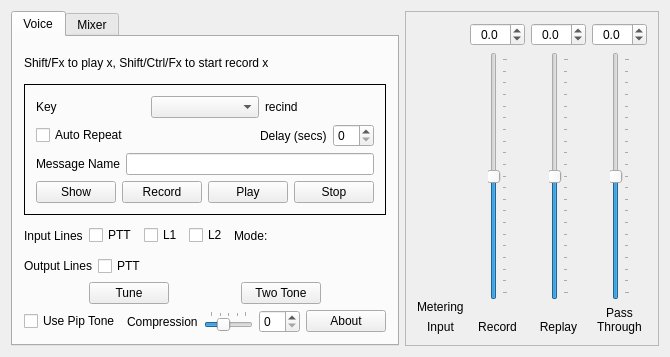
Old version of the form mqt/MqtKeyer/KeyerMain.ui in the repository Rsclub22/Minos2-Mirror.
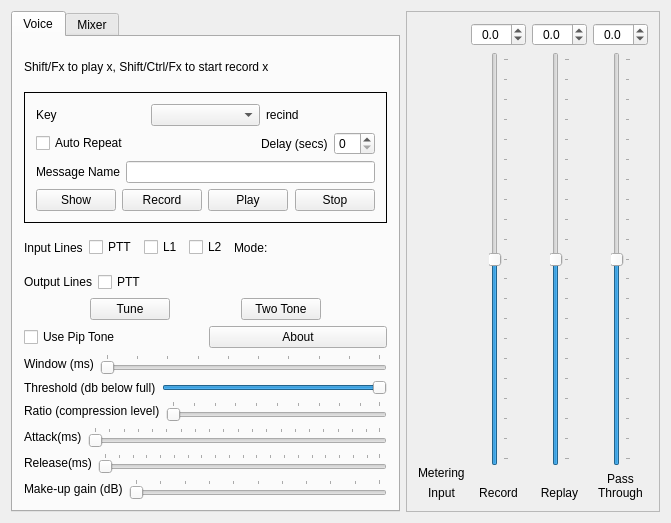
New version of the form. Custom widgets are drawn as their Qt base class.

Patch:
```diff
--- a/mqt/MqtKeyer/KeyerMain.ui
+++ b/mqt/MqtKeyer/KeyerMain.ui
@@ -6,15 +6,17 @@
    <rect>
     <x>0</x>
     <y>0</y>
-    <width>669</width>
-    <height>357</height>
+    <width>671</width>
+    <height>523</height>
    </rect>
   </property>
   <property name="windowTitle">
    <string>Minos Voice Keyer</string>
   </property>
   <widget class="QWidget" name="centralWidget">
-   <layout class="QHBoxLayout" name="horizontalLayout_15">
+   <layout class="QVBoxLayout" name="verticalLayout_9">
+    <item>
+     <layout class="QHBoxLayout" name="horizontalLayout_21">
     <item>
      <widget class="QTabWidget" name="KeyerTabs">
       <property name="currentIndex">
@@ -311,38 +313,6 @@
             </property>
            </widget>
           </item>
-          <item>
-           <widget class="QLabel" name="label_13">
-            <property name="text">
-             <string>Compression</string>
-            </property>
-           </widget>
-          </item>
-          <item>
-           <widget class="QSlider" name="compressionSlider">
-            <property name="maximum">
-             <number>20</number>
-            </property>
-            <property name="pageStep">
-             <number>5</number>
-            </property>
-            <property name="value">
-             <number>7</number>
-            </property>
-            <property name="orientation">
-             <enum>Qt::Horizontal</enum>
-            </property>
-            <property name="tickPosition">
-             <enum>QSlider::TicksAbove</enum>
-            </property>
-            <property name="tickInterval">
-             <number>5</number>
-            </property>
-           </widget>
-          </item>
-          <item>
-           <widget class="QSpinBox" name="compressionValue"/>
-          </item>
           <item>
            <widget class="QPushButton" name="aboutButton">
             <property name="text">
@@ -352,6 +322,177 @@
           </item>
          </layout>
         </item>
+          <item>
+           <layout class="QHBoxLayout" name="horizontalLayout_19">
+            <item>
+             <widget class="QLabel" name="label_18">
+              <property name="text">
+               <string>Window (ms)</string>
+              </property>
+             </widget>
+            </item>
+            <item>
+             <widget class="QSlider" name="windowSlider">
+              <property name="minimum">
+               <number>1</number>
+              </property>
+              <property name="maximum">
+               <number>10</number>
+              </property>
+              <property name="orientation">
+               <enum>Qt::Horizontal</enum>
+              </property>
+              <property name="tickPosition">
+               <enum>QSlider::TicksAbove</enum>
+              </property>
+              <property name="tickInterval">
+               <number>1</number>
+              </property>
+             </widget>
+            </item>
+           </layout>
+          </item>
+          <item>
+           <layout class="QHBoxLayout" name="horizontalLayout_16">
+            <item>
+             <widget class="QLabel" name="label_15">
+              <property name="text">
+               <string>Threshold (db below full)</string>
+              </property>
+             </widget>
+            </item>
+            <item>
+             <widget class="QSlider" name="thresholdSlider">
+              <property name="minimum">
+               <number>-100</number>
+              </property>
+              <property name="maximum">
+               <number>0</number>
+              </property>
+              <property name="orientation">
+               <enum>Qt::Horizontal</enum>
+              </property>
+             </widget>
+            </item>
+           </layout>
+          </item>
+          <item>
+           <layout class="QHBoxLayout" name="horizontalLayout_15">
+            <item>
+             <widget class="QLabel" name="label_14">
+              <property name="text">
+               <string>Ratio (compression level)</string>
+              </property>
+             </widget>
+            </item>
+            <item>
+             <widget class="QSlider" name="ratioSlider">
+              <property name="minimum">
+               <number>1</number>
+              </property>
+              <property name="maximum">
+               <number>100</number>
+              </property>
+              <property name="orientation">
+               <enum>Qt::Horizontal</enum>
+              </property>
+              <property name="tickPosition">
+               <enum>QSlider::TicksAbove</enum>
+              </property>
+              <property name="tickInterval">
+               <number>10</number>
+              </property>
+             </widget>
+            </item>
+           </layout>
+          </item>
+          <item>
+           <layout class="QHBoxLayout" name="horizontalLayout_18">
+            <item>
+             <widget class="QLabel" name="label_17">
+              <property name="text">
+               <string>Attack(ms)</string>
+              </property>
+             </widget>
+            </item>
+            <item>
+             <widget class="QSlider" name="attackSlider">
+              <property name="minimum">
+               <number>1</number>
+              </property>
+              <property name="maximum">
+               <number>200</number>
+              </property>
+              <property name="orientation">
+               <enum>Qt::Horizontal</enum>
+              </property>
+              <property name="tickPosition">
+               <enum>QSlider::TicksAbove</enum>
+              </property>
+              <property name="tickInterval">
+               <number>10</number>
+              </property>
+             </widget>
+            </item>
+           </layout>
+          </item>
+          <item>
+           <layout class="QHBoxLayout" name="horizontalLayout_17">
+            <item>
+             <widget class="QLabel" name="label_16">
+              <property name="text">
+               <string>Release(ms)</string>
+              </property>
+             </widget>
+            </item>
+            <item>
+             <widget class="QSlider" name="releaseSlider">
+              <property name="minimum">
+               <number>1</number>
+              </property>
+              <property name="maximum">
+               <number>200</number>
+              </property>
+              <property name="orientation">
+               <enum>Qt::Horizontal</enum>
+              </property>
+              <property name="tickPosition">
+               <enum>QSlider::TicksAbove</enum>
+              </property>
+              <property name="tickInterval">
+               <number>10</number>
+              </property>
+             </widget>
+            </item>
+           </layout>
+          </item>
+          <item>
+           <layout class="QHBoxLayout" name="horizontalLayout_20">
+            <item>
+             <widget class="QLabel" name="label_19">
+              <property name="text">
+               <string>Make-up gain (dB)</string>
+              </property>
+             </widget>
+            </item>
+            <item>
+             <widget class="QSlider" name="makeUpGainSlider">
+              <property name="maximum">
+               <number>100</number>
+              </property>
+              <property name="orientation">
+               <enum>Qt::Horizontal</enum>
+              </property>
+              <property name="tickPosition">
+               <enum>QSlider::TicksAbove</enum>
+              </property>
+              <property name="tickInterval">
+               <number>10</number>
+              </property>
+             </widget>
+            </item>
+           </layout>
+          </item>
        </layout>
       </widget>
       <widget class="QWidget" name="mixerTab">
@@ -757,6 +898,8 @@
        </item>
       </layout>
      </widget>
+      </item>
+     </layout>
     </item>
    </layout>
   </widget>
```
Lines whose indentation alone changed are shown as unchanged.
